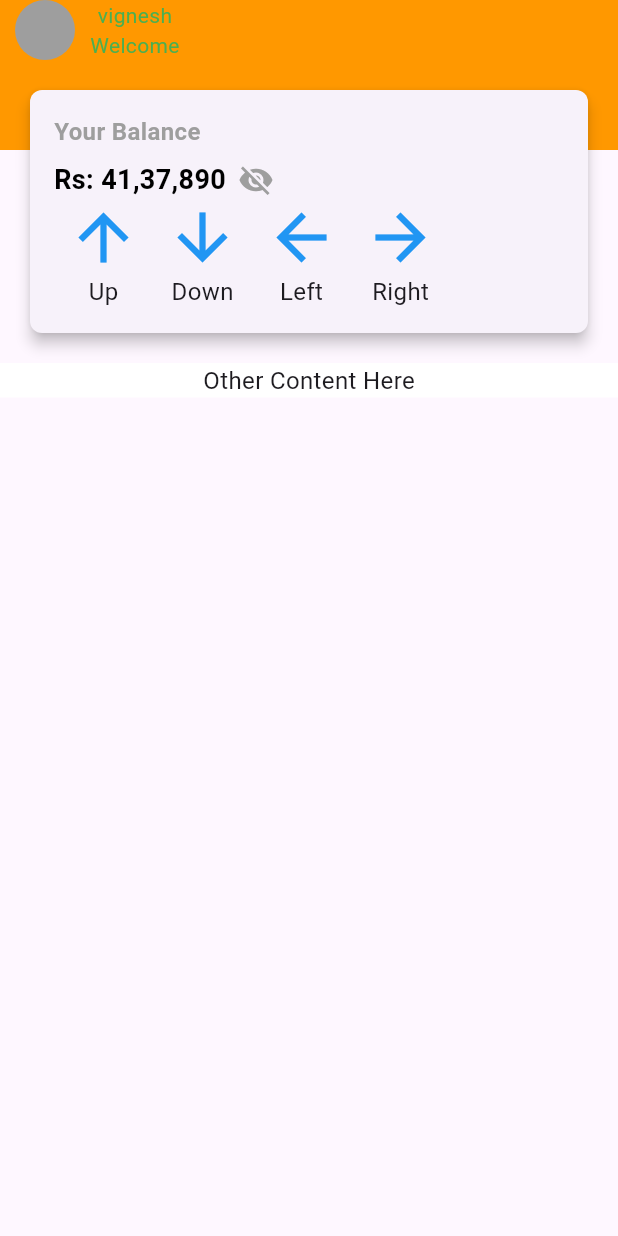
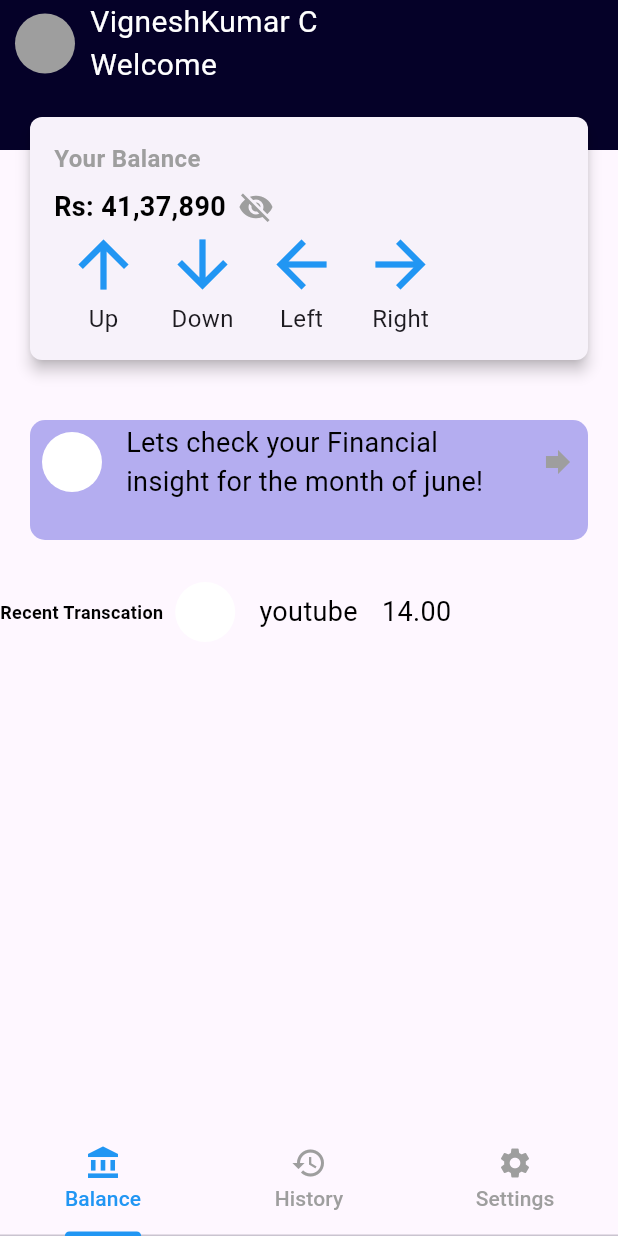
Before and after one commit to Vigneshkumarzx/gesture_Demo, a Flutter app: the screen it shows after launch, on a phone screen of 412 x 824 dp. Run offline on Flutter 3.47's test engine with Material 3 defaults, Android fonts, the phone set to English and light mode, and no system bars.

Commit message:
child view added

```diff
--- a/lib/profile.dart
+++ b/lib/profile.dart
@@ -6,12 +6,70 @@ class ProfileScreen extends StatelessWidget {
   @override
   Widget build(BuildContext context) {
     final screenHeight = MediaQuery.of(context).size.height;
+    return DefaultTabController(
+      length: 3,
+      child: Scaffold(
+          body: TabBarView(children: [
+            _buildBalanceTab(screenHeight),
+            _buildHistoryTab(),
+            _buildSettingsTab(),
+          ]),
+          bottomNavigationBar: const TabBar(
+            labelColor: Colors.blue,
+            unselectedLabelColor: Colors.grey,
+            indicatorColor: Colors.blue,
+            tabs: [
+              Tab(icon: Icon(Icons.account_balance), text: 'Balance'),
+              Tab(icon: Icon(Icons.history), text: 'History'),
+              Tab(icon: Icon(Icons.settings), text: 'Settings'),
+            ],
+          )),
+    );
+  }
+}
 
-    return Scaffold(
-      body: SafeArea(
+void main() {
+  runApp(const MaterialApp(
+    home: ProfileScreen(),
+  ));
+}
+
+Widget _buildHistoryTab() {
+  return const SafeArea(
+    child: Center(
+      child: Text(
+        'Transaction History',
+        style: TextStyle(
+          fontSize: 18,
+          color: Colors.blue,
+          fontWeight: FontWeight.bold,
+        ),
+      ),
+    ),
+  );
+}
+
+// Content for Settings Tab
+Widget _buildSettingsTab() {
+  return const SafeArea(
+    child: Center(
+      child: Text(
+        'Settings',
+        style: TextStyle(
+          fontSize: 18,
+          color: Colors.blue,
+          fontWeight: FontWeight.bold,
+        ),
+      ),
+    ),
+  );
+}
+
+Widget _buildBalanceTab(double screenHeight) {
+  return SafeArea(
     child: Stack(
       children: [
-            Container(height: 100, color: Colors.orange),
+        Container(height: 100, color: const Color.fromARGB(255, 5, 1, 40)),
         Column(
           crossAxisAlignment: CrossAxisAlignment.start,
           children: [
@@ -21,73 +79,20 @@ class ProfileScreen extends StatelessWidget {
                 CircleAvatar(radius: 20, backgroundColor: Colors.grey),
                 SizedBox(width: 10),
                 Column(
-                      children: [
-                        Row(
-                          mainAxisAlignment: MainAxisAlignment.start,
+                  crossAxisAlignment: CrossAxisAlignment.start,
                   children: [
                     Text(
-                              'vignesh',
-                              style: TextStyle(color: Colors.green),
-                              textAlign: TextAlign.left,
+                      'VigneshKumar C',
+                      style: TextStyle(color: Colors.white, fontSize: 20.0),
                     ),
-                          ],
-                        ),
-                        Row(
-                          mainAxisAlignment: MainAxisAlignment.start,
-                          children: [
                     Text(
                       'Welcome',
-                              style: TextStyle(color: Colors.green),
-                              textAlign: TextAlign.left,
+                      style: TextStyle(color: Colors.white, fontSize: 20.0),
                     ),
                   ],
                 ),
               ],
             ),
-                  ],
-                ),
-                // Container(
-                //   // height: screenHeight / 3,
-                //   // color: const Color.fromARGB(255, 2, 10, 48),
-                //   padding: const EdgeInsets.symmetric(horizontal: 16.0),
-                //   child: Row(
-                //     children: [
-                //       CircleAvatar(
-                //         radius: 20,
-                //         backgroundImage: AssetImage(''),
-                //       ),
-                //       SizedBox(width: 8),
-                //       Expanded(
-                //         child: Column(
-                //             mainAxisAlignment: MainAxisAlignment.center,
-                //             crossAxisAlignment: CrossAxisAlignment.start,
-                //             children: [
-                //               Text(
-                //                 'Shan the KING',
-                //                 style: TextStyle(
-                //                   fontSize: 20,
-                //                   fontWeight: FontWeight.bold,
-                //                   color: Colors.white,
-                //                 ),
-                //               ),
-                //               Text(
-                //                 'Welcome Back',
-                //                 style: TextStyle(
-                //                     fontSize: 20,
-                //                     fontWeight: FontWeight.normal,
-                //                     color: Colors.grey),
-                //               )
-                //             ]),
-                //       ),
-                //       IconButton(
-                //         icon: Icon(Icons.notifications, color: Colors.white),
-                //         onPressed: () {
-                //           print('Notification icon pressed');
-                //         },
-                //       ),
-                //     ],
-                //   ),
-                // ),
             Padding(
               padding: const EdgeInsets.all(16.0),
               child: Card(
@@ -131,37 +136,30 @@ class ProfileScreen extends StatelessWidget {
                           ),
                         ],
                       ),
-                          TranscationImages()
+                      TranscationImages(),
                     ],
                   ),
                 ),
               ),
             ),
-                Positioned.fill(
+            Padding(
+              padding: const EdgeInsets.all(20.0),
+              child: Positioned.fill(
                 top: screenHeight / 3 + 50,
                 child: Container(
+                  decoration: BoxDecoration(
                       color: Colors.white,
-                    child: const Center(
-                      child: Text(
-                        "Other Content Here",
-                        style: TextStyle(fontSize: 16),
+                      borderRadius: BorderRadius.circular(20.0)),
+                  child: _FinancialBuild(),
                 ),
               ),
             ),
-                ),
+            _RecentTranscation(),
           ],
         ),
       ],
     ),
-      ),
   );
-  }
-}
-
-void main() {
-  runApp(const MaterialApp(
-    home: ProfileScreen(),
-  ));
 }
 
 class TranscationImages extends StatelessWidget {
@@ -173,7 +171,6 @@ class TranscationImages extends StatelessWidget {
   ];
 
   TranscationImages({super.key});
-
   @override
   Widget build(BuildContext context) {
     return SingleChildScrollView(
@@ -200,3 +197,119 @@ class TranscationImages extends StatelessWidget {
     );
   }
 }
+
+Widget _FinancialBuild() {
+  return SafeArea(
+    child: Stack(
+      children: [
+        Container(
+            decoration: BoxDecoration(
+                color: const Color.fromARGB(255, 180, 173, 240),
+                borderRadius: BorderRadius.circular(10.0)),
+            height: 80),
+        Column(
+          crossAxisAlignment: CrossAxisAlignment.start,
+          children: [
+            Row(
+              children: [
+                const Padding(
+                  padding: EdgeInsets.all(8.0),
+                  child:
+                      CircleAvatar(radius: 20, backgroundColor: Colors.white),
+                ),
+                const SizedBox(width: 8.0),
+                const Flexible(
+                  child: Text(
+                    'Lets check your Financial insight for the month of june!',
+                    style: TextStyle(
+                      fontSize: 18,
+                      fontWeight: FontWeight.normal,
+                      color: Colors.black,
+                    ),
+                    maxLines: 2,
+                    overflow: TextOverflow.ellipsis,
+                  ),
+                ),
+                const SizedBox(width: 8),
+                Padding(
+                  padding: const EdgeInsets.all(8.0),
+                  child: GestureDetector(
+                    onTap: () {
+                      print('Eye icon tapped');
+                    },
+                    child: const Icon(
+                      Icons.forward,
+                      color: Colors.grey,
+                      size: 24,
+                    ),
+                  ),
+                ),
+              ],
+            )
+          ],
+        )
+      ],
+    ),
+  );
+}
+
+Widget _RecentTranscation() {
+  return SafeArea(
+    child: Stack(
+      children: [
+        Column(
+          crossAxisAlignment: CrossAxisAlignment.start,
+          children: [
+            Row(
+              children: [
+                const Text(
+                  'Recent Transcation',
+                  style: TextStyle(
+                    fontSize: 12.0,
+                    fontWeight: FontWeight.bold,
+                    color: Colors.black,
+                  ),
+                ),
+                const Padding(
+                  padding: EdgeInsets.all(8.0),
+                  child:
+                      CircleAvatar(radius: 20, backgroundColor: Colors.white),
+                ),
+                const SizedBox(width: 8.0),
+                const Flexible(
+                  child: Text(
+                    'youtube',
+                    style: TextStyle(
+                      fontSize: 18,
+                      fontWeight: FontWeight.normal,
+                      color: Colors.black,
+                    ),
+                    maxLines: 2,
+                    overflow: TextOverflow.ellipsis,
+                  ),
+                ),
+                const SizedBox(width: 8),
+                Padding(
+                  padding: const EdgeInsets.all(8.0),
+                  child: GestureDetector(
+                    onTap: () {
+                      print('Eye icon tapped');
+                    },
+                    child: const Text(
+                      '14.00',
+                      style: TextStyle(
+                        fontSize: 18,
+                        fontWeight: FontWeight.normal,
+                        color: Colors.black,
+                      ),
+                    ),
+                  ),
+                ),
+              ],
+            )
+          ],
+        )
+      ],
+    ),
+  );
+}
```
Lines whose indentation alone changed are shown as unchanged.
